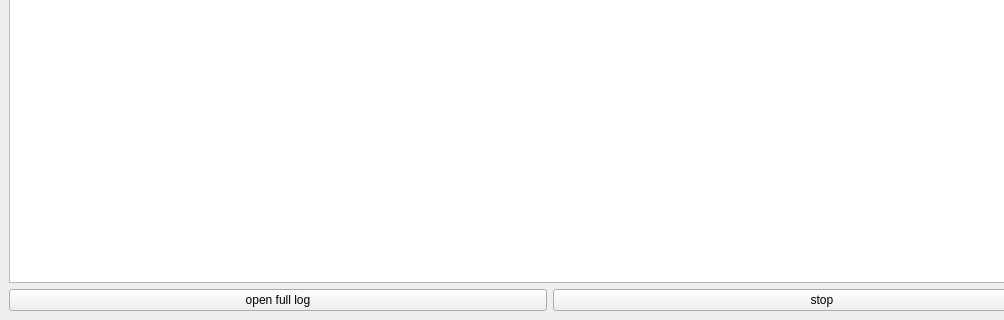
This is MDGUi/forms/MDGProgressWindow.ui in KostromDan/Mods-Decompiler-GUI as Qt 5 draws it before an edit; both pictures show x 0 to 1004 and y 226 to 546 of the 1100 by 546 pixel window. The edited form follows.
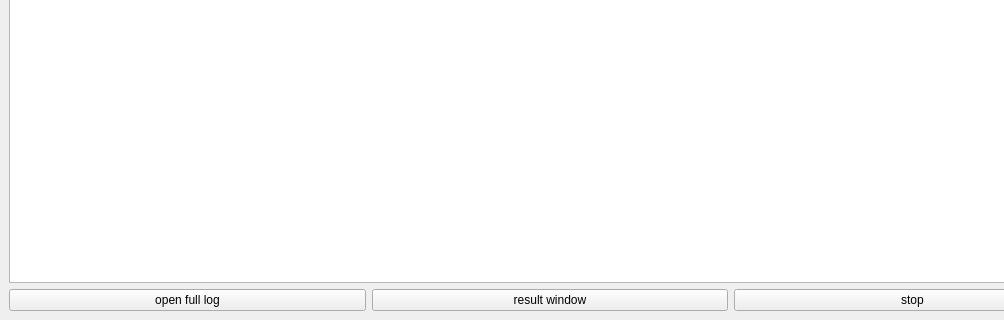
This is the edited form. Icons and pictures are not drawn.

```diff
--- a/MDGUi/forms/MDGProgressWindow.ui
+++ b/MDGUi/forms/MDGProgressWindow.ui
@@ -200,6 +200,13 @@
         </property>
        </widget>
       </item>
+      <item>
+       <widget class="QPushButton" name="result_window_button">
+        <property name="text">
+         <string>result window</string>
+        </property>
+       </widget>
+      </item>
       <item>
        <widget class="QPushButton" name="stop_button">
         <property name="text">
```
